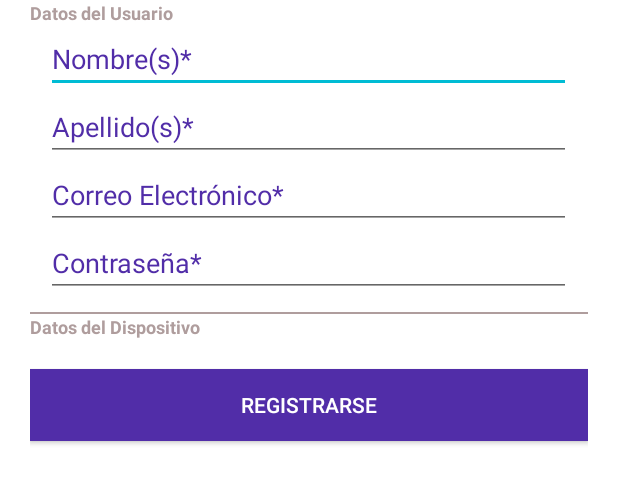
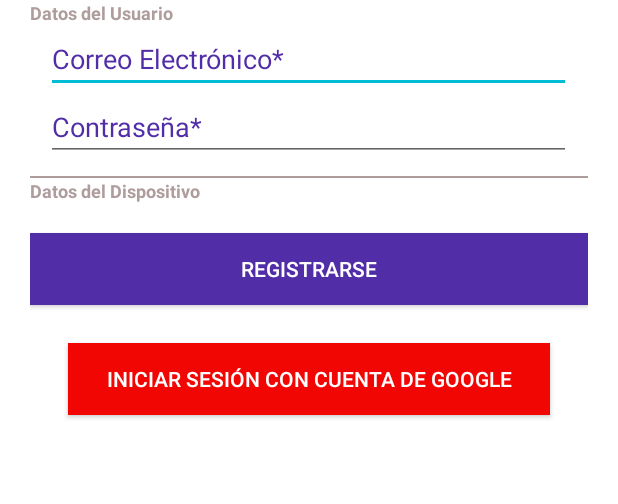
Before and after one commit to JuanBalderas/RecoverApp, an Android app: the layout activity_registrar.xml on its own in the app's theme, with its tools: preview values and no code run, on a phone screen of 412 x 824 dp, the part 330-834 px from its top. Run offline under Robolectric (Android 15) with nearby library versions, the phone set to English and light mode, and no system bars.

Commit message:
Se modifico pantalla login y registrar

```diff
--- a/RecoverApp/app/src/main/res/layout/activity_login.xml
+++ b/RecoverApp/app/src/main/res/layout/activity_login.xml
@@ -39,7 +39,7 @@
         android:layout_width="match_parent"
         android:layout_height="wrap_content"
         android:layout_gravity="center"
-        android:text="INICIAR SESIÓN CON CUENTA DE GOOGLE"
+        android:text="REGISTRARSE CON CUENTA DE GOOGLE"
         android:layout_margin="25sp"
         android:layout_marginHorizontal="25sp"
         android:background="@color/googleButton"
--- a/RecoverApp/app/src/main/res/layout/activity_registrar.xml
+++ b/RecoverApp/app/src/main/res/layout/activity_registrar.xml
@@ -20,7 +20,7 @@
         android:textStyle="bold"
         android:textSize="12sp"/>
 
-    <EditText
+    <!--<EditText
         android:layout_width="350sp"
         android:layout_height="wrap_content"
         android:hint="Nombre(s)*"
@@ -33,7 +33,7 @@
         android:hint="Apellido(s)*"
         android:layout_gravity="center"
         android:textColorHint="@color/colorPrimaryDark"/>
-
+    -->
     <EditText
         android:layout_width="350sp"
         android:layout_height="wrap_content"
@@ -71,4 +71,15 @@
         android:background="@color/colorPrimaryDark"
         android:text="REGISTRARSE"
         android:layout_marginTop="20sp"/>
+
+    <Button
+        android:layout_width="match_parent"
+        android:layout_height="wrap_content"
+        android:layout_gravity="center"
+        android:text="INICIAR SESIÓN CON CUENTA DE GOOGLE"
+        android:layout_margin="25sp"
+        android:layout_marginHorizontal="25sp"
+        android:background="@color/googleButton"
+        tools:ignore="HardcodedText,UnusedAttribute" />
+
 </LinearLayout>
```
